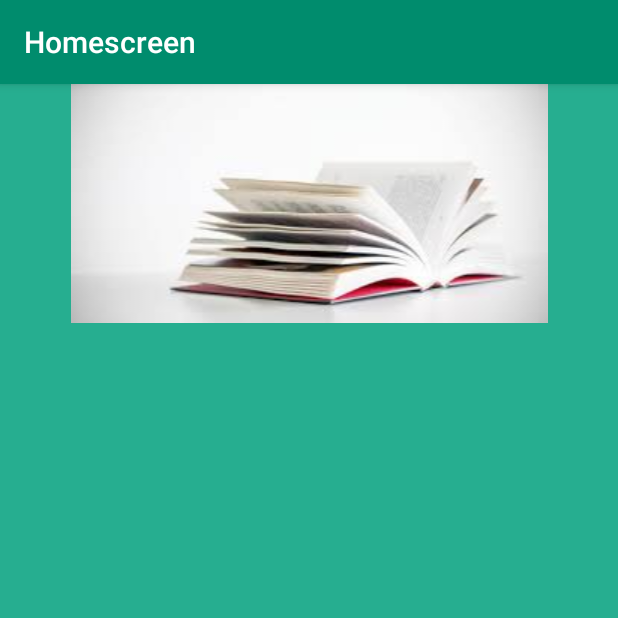
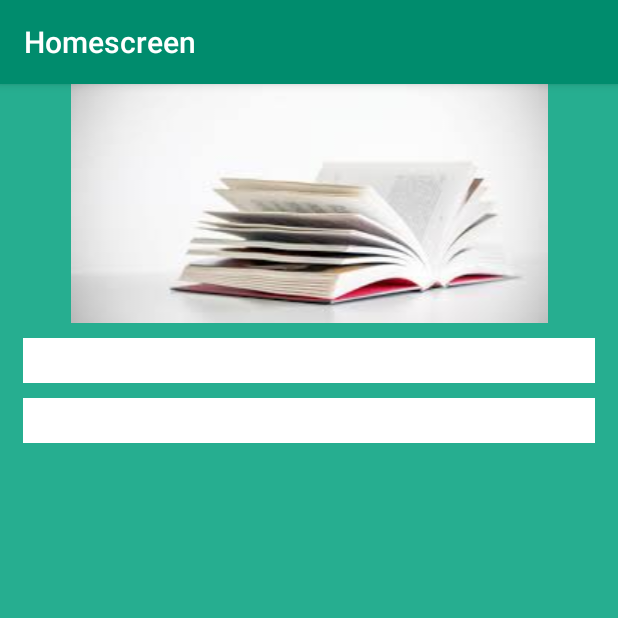
Before and after one commit to yagnik29/Ecommerce, an Android app: the screen it shows after launch (HomeScreen), after a tap on "LOGIN", on a phone screen of 412 x 824 dp, the top half of it. Run offline under Robolectric (Android 15) with nearby library versions, the phone set to English and light mode, and no system bars.

Commit message:
pass data to homescreen

```diff
--- a/app/src/main/java/demo/example/com/ecommerce/HomeScreen.java
+++ b/app/src/main/java/demo/example/com/ecommerce/HomeScreen.java
@@ -1,6 +1,7 @@
 package demo.example.com.ecommerce;
 
 import android.app.FragmentTransaction;
+import android.content.Intent;
 import android.os.Bundle;
 import android.support.design.widget.FloatingActionButton;
 import android.support.design.widget.Snackbar;
@@ -8,10 +9,12 @@ import android.support.v7.app.AppCompatActivity;
 import android.support.v7.widget.Toolbar;
 import android.view.View;
 import android.widget.ImageView;
+import android.widget.TextView;
 
 public class HomeScreen extends AppCompatActivity {
 
     ImageView imageView;
+    TextView textUname, textPassw;
 
     @Override
     protected void onCreate(Bundle savedInstanceState) {
@@ -21,6 +24,15 @@ public class HomeScreen extends AppCompatActivity {
         setSupportActionBar(toolbar);
 
         imageView = (ImageView) findViewById(R.id.imageView);
+        textUname = (TextView) findViewById(R.id.textView2);
+        textPassw = (TextView) findViewById(R.id.textView3);
+        Intent intent1 = getIntent();
+        String uname = intent1.getStringExtra("uname");
+        String passw = intent1.getStringExtra("passw");
+
+        textUname.setText(uname);
+        textPassw.setText(passw);
+
         imageView.setOnClickListener(new View.OnClickListener() {
             @Override
             public void onClick(View view) {
@@ -32,8 +44,6 @@ public class HomeScreen extends AppCompatActivity {
 
             }
         });
-
-
     }
 
 }
--- a/app/src/main/java/demo/example/com/ecommerce/Login.java
+++ b/app/src/main/java/demo/example/com/ecommerce/Login.java
@@ -7,10 +7,12 @@ import android.support.v7.app.AppCompatActivity;
 import android.support.v7.widget.Toolbar;
 import android.view.View;
 import android.widget.Button;
+import android.widget.EditText;
 
 public class Login extends AppCompatActivity {
 
     Button login,new_register;
+    EditText username , password;
     @Override
     protected void onCreate(Bundle savedInstanceState) {
         super.onCreate(savedInstanceState);
@@ -20,11 +22,18 @@ public class Login extends AppCompatActivity {
 
         login = (Button) findViewById(R.id.btnLogin);
         new_register = (Button) findViewById(R.id.newregister);
+        username = (EditText) findViewById(R.id.username);
+        password = (EditText) findViewById(R.id.password);
 
         login.setOnClickListener(new View.OnClickListener() {
             @Override
             public void onClick(View view) {
+
                 Intent homescreen = new Intent(Login.this,HomeScreen.class);
+                String uname = username.getText().toString();
+                String passw = password.getText().toString();
+                homescreen.putExtra("uname",uname);
+                homescreen.putExtra("passw",passw);
                 startActivity(homescreen);
             }
         });
--- a/app/src/main/res/layout/content_homescreen.xml
+++ b/app/src/main/res/layout/content_homescreen.xml
@@ -10,10 +10,38 @@
     tools:context="demo.example.com.ecommerce.HomeScreen"
     tools:showIn="@layout/activity_homescreen">
 
-    <ImageView
+    <LinearLayout
         android:layout_width="match_parent"
-        android:layout_height="wrap_content"
-        android:id="@+id/imageView"
-        android:src="@drawable/book"/>
+        android:layout_height="match_parent"
+        android:orientation="vertical"
+        >
+
+        <ImageView
+            android:layout_width="match_parent"
+            android:layout_height="wrap_content"
+            android:layout_gravity="top"
+            android:id="@+id/imageView"
+            android:src="@drawable/book"
+            />
+
+        <TextView
+            android:layout_width="match_parent"
+            android:layout_height="30dp"
+            android:id="@+id/textView2"
+            android:background="@color/white"
+            android:layout_marginTop="10dp"
+            android:layout_marginRight="15dp"
+            android:layout_marginLeft="15dp"/>
+
+        <TextView
+            android:layout_width="match_parent"
+            android:layout_height="30dp"
+            android:id="@+id/textView3"
+            android:background="@color/white"
+            android:layout_marginTop="10dp"
+            android:layout_marginRight="15dp"
+            android:layout_marginLeft="15dp"/>
+    </LinearLayout>
+
 
 </FrameLayout>
```
